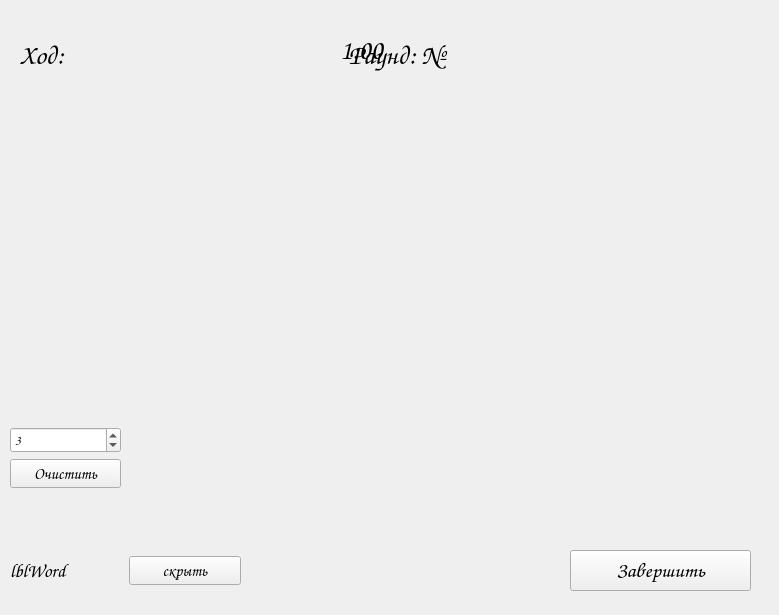
Before: the Qt Designer form mainwindow.ui in plum591/crocodile, drawn with Qt 5.
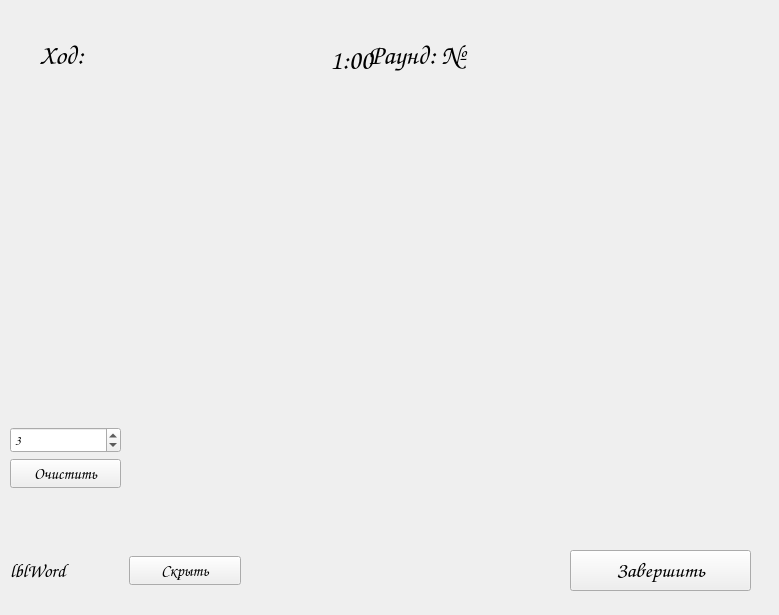
After: the same form once the commit is applied. The open tabs and pages were chosen to show the change. Custom widgets are drawn as their Qt base class.

The edit to the form file:
```diff
--- a/mainwindow.ui
+++ b/mainwindow.ui
@@ -345,9 +345,9 @@
      <widget class="QLabel" name="lblWordHeader_2">
       <property name="geometry">
        <rect>
-        <x>10</x>
+        <x>30</x>
         <y>0</y>
-        <width>751</width>
+        <width>701</width>
         <height>91</height>
        </rect>
       </property>
@@ -358,8 +358,8 @@
      <widget class="QLabel" name="lblTimer">
       <property name="geometry">
        <rect>
-        <x>330</x>
-        <y>20</y>
+        <x>320</x>
+        <y>30</y>
         <width>121</width>
         <height>41</height>
        </rect>
@@ -429,7 +429,7 @@
           </font>
          </property>
          <property name="text">
-          <string>скрыть</string>
+          <string>Скрыть</string>
          </property>
         </widget>
        </item>
```
Left out of the diff: 12 changed lines with no effect on the pictures.
